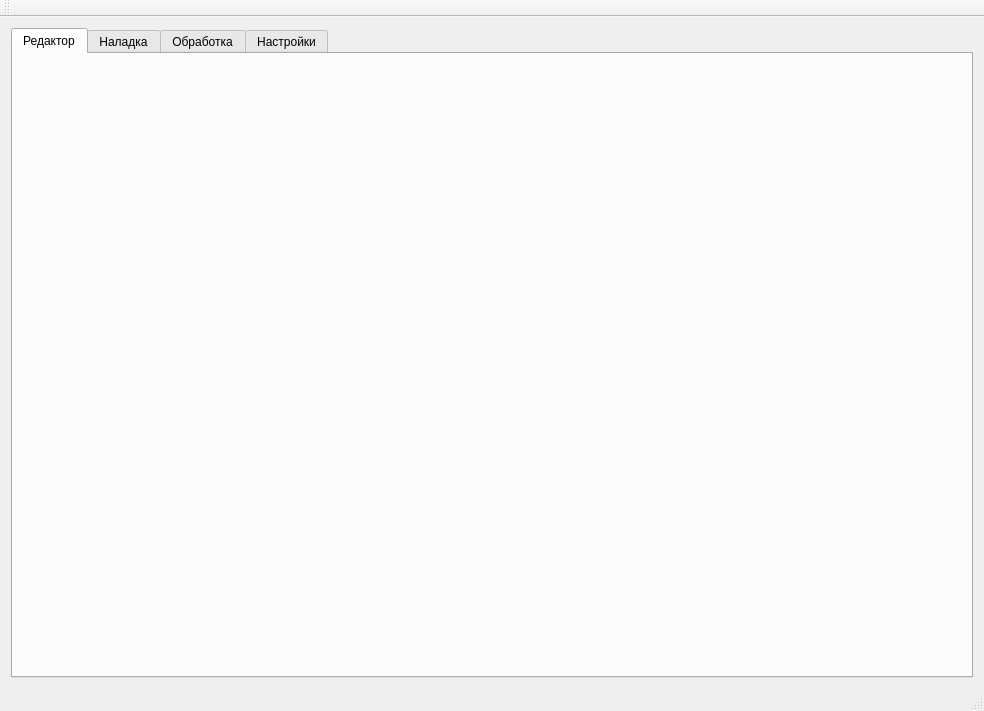
The window that KAMEditor/mainwindow.ui (Xtail96/SML) describes before a commit, drawn with Qt 5.
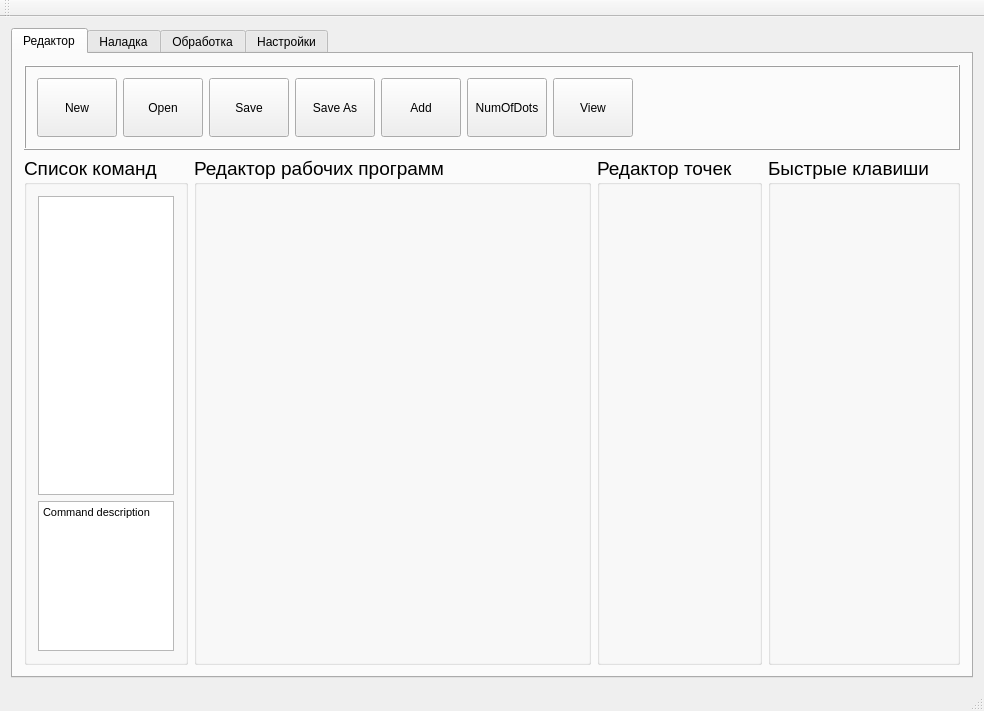
The same window after the commit. The open tabs and pages were chosen to show the change.

What changed in the file:
```diff
--- a/KAMEditor/mainwindow.ui
+++ b/KAMEditor/mainwindow.ui
@@ -6,8 +6,8 @@
    <rect>
     <x>0</x>
     <y>0</y>
-    <width>862</width>
-    <height>548</height>
+    <width>901</width>
+    <height>669</height>
    </rect>
   </property>
   <property name="acceptDrops">
@@ -27,6 +27,251 @@
        <attribute name="title">
         <string>Редактор</string>
        </attribute>
+       <layout class="QGridLayout" name="gridLayout_6">
+        <item row="0" column="0" colspan="4">
+         <widget class="QFrame" name="controls_frame">
+          <property name="sizePolicy">
+           <sizepolicy hsizetype="Preferred" vsizetype="Preferred">
+            <horstretch>0</horstretch>
+            <verstretch>1</verstretch>
+           </sizepolicy>
+          </property>
+          <property name="frameShape">
+           <enum>QFrame::Box</enum>
+          </property>
+          <property name="frameShadow">
+           <enum>QFrame::Raised</enum>
+          </property>
+          <layout class="QGridLayout" name="gridLayout_7">
+           <item row="0" column="0">
+            <widget class="QPushButton" name="new_button">
+             <property name="sizePolicy">
+              <sizepolicy hsizetype="Preferred" vsizetype="Preferred">
+               <horstretch>0</horstretch>
+               <verstretch>0</verstretch>
+              </sizepolicy>
+             </property>
+             <property name="text">
+              <string>New</string>
+             </property>
+            </widget>
+           </item>
+           <item row="0" column="1">
+            <widget class="QPushButton" name="open_button">
+             <property name="sizePolicy">
+              <sizepolicy hsizetype="Preferred" vsizetype="Preferred">
+               <horstretch>0</horstretch>
+               <verstretch>0</verstretch>
+              </sizepolicy>
+             </property>
+             <property name="text">
+              <string>Open</string>
+             </property>
+            </widget>
+           </item>
+           <item row="0" column="2">
+            <widget class="QPushButton" name="save_button">
+             <property name="sizePolicy">
+              <sizepolicy hsizetype="Preferred" vsizetype="Preferred">
+               <horstretch>0</horstretch>
+               <verstretch>0</verstretch>
+              </sizepolicy>
+             </property>
+             <property name="text">
+              <string>Save</string>
+             </property>
+            </widget>
+           </item>
+           <item row="0" column="3">
+            <widget class="QPushButton" name="saveas_button">
+             <property name="sizePolicy">
+              <sizepolicy hsizetype="Preferred" vsizetype="Preferred">
+               <horstretch>0</horstretch>
+               <verstretch>0</verstretch>
+              </sizepolicy>
+             </property>
+             <property name="text">
+              <string>Save As</string>
+             </property>
+            </widget>
+           </item>
+           <item row="0" column="4">
+            <widget class="QPushButton" name="add_button">
+             <property name="sizePolicy">
+              <sizepolicy hsizetype="Preferred" vsizetype="Preferred">
+               <horstretch>0</horstretch>
+               <verstretch>0</verstretch>
+              </sizepolicy>
+             </property>
+             <property name="text">
+              <string>Add</string>
+             </property>
+            </widget>
+           </item>
+           <item row="0" column="5">
+            <widget class="QPushButton" name="numofdots_button">
+             <property name="sizePolicy">
+              <sizepolicy hsizetype="Preferred" vsizetype="Preferred">
+               <horstretch>0</horstretch>
+               <verstretch>0</verstretch>
+              </sizepolicy>
+             </property>
+             <property name="text">
+              <string>NumOfDots</string>
+             </property>
+            </widget>
+           </item>
+           <item row="0" column="6">
+            <widget class="QPushButton" name="view_button">
+             <property name="sizePolicy">
+              <sizepolicy hsizetype="Preferred" vsizetype="Preferred">
+               <horstretch>0</horstretch>
+               <verstretch>0</verstretch>
+              </sizepolicy>
+             </property>
+             <property name="text">
+              <string>View</string>
+             </property>
+            </widget>
+           </item>
+           <item row="0" column="7">
+            <spacer name="horizontalSpacer">
+             <property name="orientation">
+              <enum>Qt::Horizontal</enum>
+             </property>
+             <property name="sizeHint" stdset="0">
+              <size>
+               <width>228</width>
+               <height>20</height>
+              </size>
+             </property>
+            </spacer>
+           </item>
+          </layout>
+         </widget>
+        </item>
+        <item row="1" column="2">
+         <widget class="QGroupBox" name="points_editor_box">
+          <property name="sizePolicy">
+           <sizepolicy hsizetype="Preferred" vsizetype="Preferred">
+            <horstretch>1</horstretch>
+            <verstretch>6</verstretch>
+           </sizepolicy>
+          </property>
+          <property name="font">
+           <font>
+            <pointsize>14</pointsize>
+           </font>
+          </property>
+          <property name="title">
+           <string>Редактор точек</string>
+          </property>
+          <property name="flat">
+           <bool>false</bool>
+          </property>
+          <property name="checkable">
+           <bool>false</bool>
+          </property>
+         </widget>
+        </item>
+        <item row="1" column="1">
+         <widget class="QGroupBox" name="program_editor_box">
+          <property name="sizePolicy">
+           <sizepolicy hsizetype="Preferred" vsizetype="Preferred">
+            <horstretch>3</horstretch>
+            <verstretch>6</verstretch>
+           </sizepolicy>
+          </property>
+          <property name="font">
+           <font>
+            <pointsize>14</pointsize>
+           </font>
+          </property>
+          <property name="title">
+           <string>Редактор рабочих программ</string>
+          </property>
+          <property name="flat">
+           <bool>false</bool>
+          </property>
+          <property name="checkable">
+           <bool>false</bool>
+          </property>
+          <layout class="QVBoxLayout" name="verticalLayout_2"/>
+         </widget>
+        </item>
+        <item row="1" column="3">
+         <widget class="QGroupBox" name="shortcuts_box">
+          <property name="sizePolicy">
+           <sizepolicy hsizetype="Preferred" vsizetype="Preferred">
+            <horstretch>1</horstretch>
+            <verstretch>6</verstretch>
+           </sizepolicy>
+          </property>
+          <property name="font">
+           <font>
+            <pointsize>14</pointsize>
+           </font>
+          </property>
+          <property name="title">
+           <string>Быстрые клавиши</string>
+          </property>
+          <property name="flat">
+           <bool>false</bool>
+          </property>
+          <property name="checkable">
+           <bool>false</bool>
+          </property>
+         </widget>
+        </item>
+        <item row="1" column="0">
+         <widget class="QGroupBox" name="command_list_box">
+          <property name="sizePolicy">
+           <sizepolicy hsizetype="Preferred" vsizetype="Preferred">
+            <horstretch>1</horstretch>
+            <verstretch>6</verstretch>
+           </sizepolicy>
+          </property>
+          <property name="font">
+           <font>
+            <family>MS Shell Dlg 2</family>
+            <pointsize>14</pointsize>
+           </font>
+          </property>
+          <property name="title">
+           <string>Список команд</string>
+          </property>
+          <layout class="QGridLayout" name="gridLayout_8">
+           <item row="0" column="0">
+            <widget class="QTreeView" name="treeView">
+             <property name="sizePolicy">
+              <sizepolicy hsizetype="Expanding" vsizetype="Expanding">
+               <horstretch>0</horstretch>
+               <verstretch>2</verstretch>
+              </sizepolicy>
+             </property>
+            </widget>
+           </item>
+           <item row="1" column="0">
+            <widget class="QTextBrowser" name="textBrowser">
+             <property name="sizePolicy">
+              <sizepolicy hsizetype="Expanding" vsizetype="Expanding">
+               <horstretch>0</horstretch>
+               <verstretch>1</verstretch>
+              </sizepolicy>
+             </property>
+             <property name="html">
+              <string>&lt;!DOCTYPE HTML PUBLIC &quot;-//W3C//DTD HTML 4.0//EN&quot; &quot;http://www.w3.org/TR/REC-html40/strict.dtd&quot;&gt;
+&lt;html&gt;&lt;head&gt;&lt;meta name=&quot;qrichtext&quot; content=&quot;1&quot; /&gt;&lt;style type=&quot;text/css&quot;&gt;
+p, li { white-space: pre-wrap; }
+&lt;/style&gt;&lt;/head&gt;&lt;body style=&quot; font-family:'MS Shell Dlg 2'; font-size:14pt; font-weight:400; font-style:normal;&quot;&gt;
+&lt;p style=&quot; margin-top:0px; margin-bottom:0px; margin-left:0px; margin-right:0px; -qt-block-indent:0; text-indent:0px;&quot;&gt;&lt;span style=&quot; font-size:8.25pt;&quot;&gt;Command description&lt;/span&gt;&lt;/p&gt;&lt;/body&gt;&lt;/html&gt;</string>
+             </property>
+            </widget>
+           </item>
+          </layout>
+         </widget>
+        </item>
+       </layout>
       </widget>
       <widget class="QWidget" name="adjustment_tab">
        <attribute name="title">
```
Left out of the diff: 2 changed lines with no effect on the pictures.
